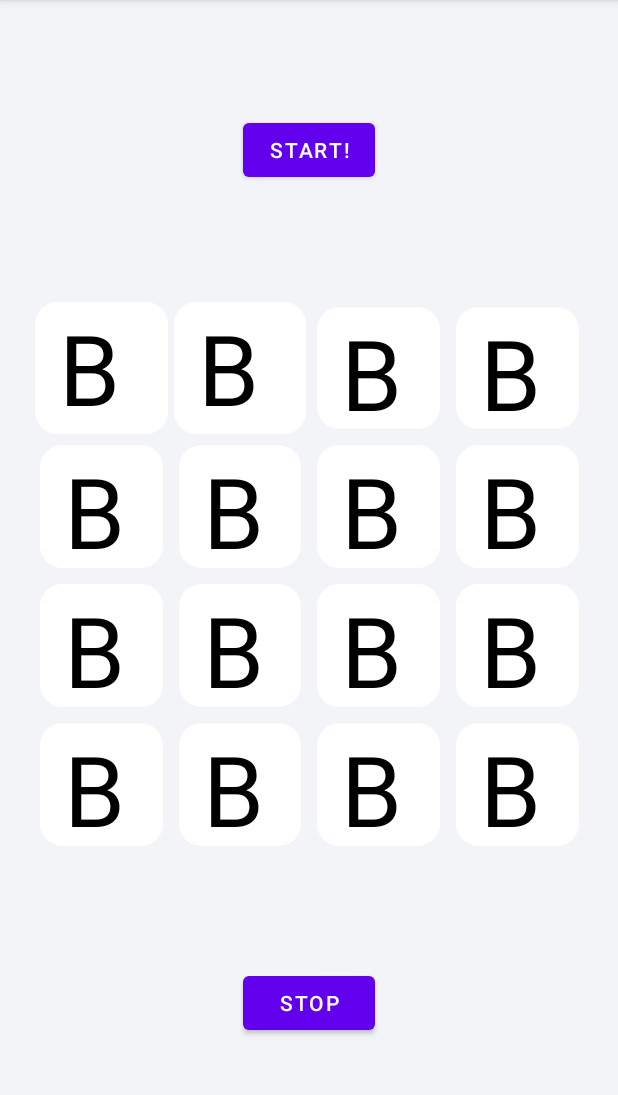
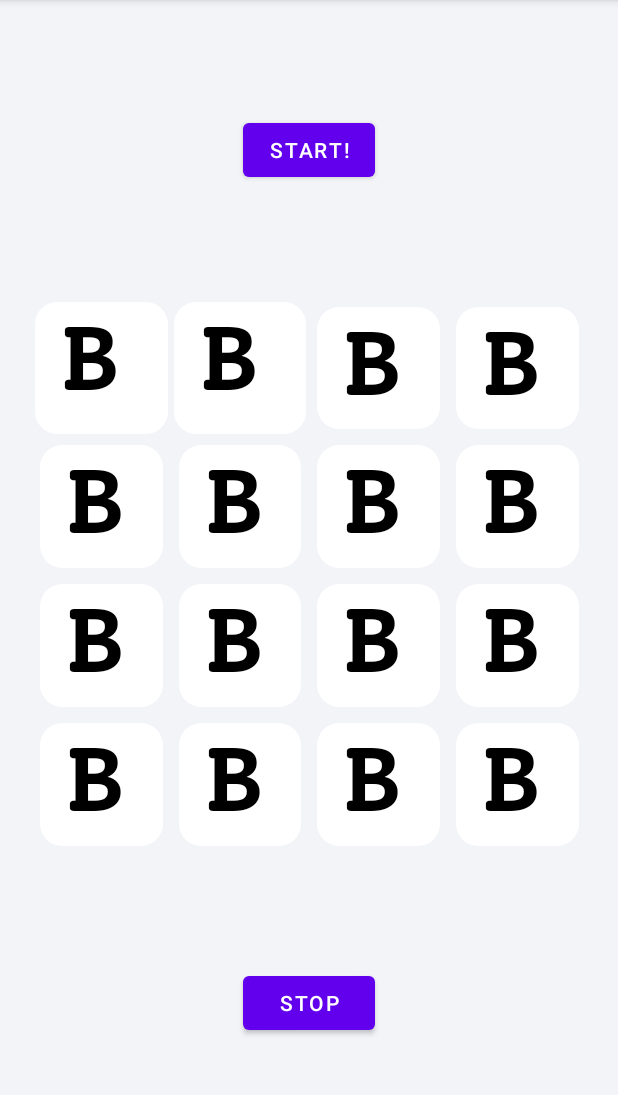
Before and after one commit to tubbmeister/My_Boggle, an Android app: the screen it shows after launch (MainActivity), on a phone screen of 412 x 824 dp, the part 84-1179 px from its top. Run offline under Robolectric (Android 15) with nearby library versions, the phone set to English and light mode, and no system bars.

Commit message:
Eighth all cubes filled great success

```diff
--- a/app/src/main/java/com/example/myboggle/MainActivity.java
+++ b/app/src/main/java/com/example/myboggle/MainActivity.java
@@ -349,6 +349,7 @@ public void Start(View view) {
     // Tube_Array_Choice_Int=Integer.valueOf(Tube_Array_Choice.getText()toString));
     // Sel_Letter = r.getStringArray(Tube_Array_Choice_Int);
     Tile = items[randomNum6];
+
     text_16.setText(Tile);
     randomNum4 = rand.nextInt(3 - 0 + 1); //creates random angle for displayed letter
     Angle = Top_1[randomNum4]; //chooses from 4 options
--- a/app/src/main/res/layout/activity_main.xml
+++ b/app/src/main/res/layout/activity_main.xml
@@ -35,17 +35,19 @@
 
             <RelativeLayout
                 android:layout_width="match_parent"
-                android:layout_height="match_parent">
+                android:layout_height="match_parent"
+                >
 
                 <TextView
                     android:id="@+id/Cube_1"
+                    android:fontFamily="@font/solway_bold"
                     android:layout_width="match_parent"
                     android:layout_height="match_parent"
                     android:layout_centerInParent="true"
                     android:background="@color/white"
                     android:text=" B"
                     android:textColor="@color/black"
-                    android:textSize="65dp" />
+                    android:textSize="60dp" />
 
 
             </RelativeLayout>
@@ -69,13 +71,14 @@
 
                 <TextView
                     android:id="@+id/Cube_2"
+                    android:fontFamily="@font/solway_bold"
                     android:layout_width="match_parent"
                     android:layout_height="match_parent"
                     android:layout_centerInParent="true"
                     android:background="@color/white"
                     android:text=" B"
                     android:textColor="@color/black"
-                    android:textSize="65dp" />
+                    android:textSize="60dp" />
 
 
             </RelativeLayout>
@@ -99,13 +102,14 @@
 
                 <TextView
                     android:id="@+id/Cube_3"
+                    android:fontFamily="@font/solway_bold"
                     android:layout_width="match_parent"
                     android:layout_height="match_parent"
                     android:layout_centerInParent="true"
                     android:background="@color/white"
                     android:text=" B"
                     android:textColor="@color/black"
-                    android:textSize="65dp" />
+                    android:textSize="60dp"/>
 
 
 
@@ -130,13 +134,14 @@
 
                 <TextView
                     android:id="@+id/Cube_4"
+                    android:fontFamily="@font/solway_bold"
                     android:layout_width="match_parent"
                     android:layout_height="match_parent"
                     android:layout_centerInParent="true"
                     android:background="@color/white"
                     android:text=" B"
                     android:textColor="@color/black"
-                    android:textSize="65dp" />
+                    android:textSize="60dp" />
 
 
 
@@ -161,13 +166,14 @@
 
                 <TextView
                     android:id="@+id/Cube_5"
+                    android:fontFamily="@font/solway_bold"
                     android:layout_width="match_parent"
                     android:layout_height="match_parent"
                     android:layout_centerInParent="true"
                     android:background="@color/white"
                     android:text=" B"
                     android:textColor="@color/black"
-                    android:textSize="65dp" />
+                    android:textSize="60dp" />
 
 
 
@@ -192,13 +198,14 @@
 
                 <TextView
                     android:id="@+id/Cube_6"
+                    android:fontFamily="@font/solway_bold"
                     android:layout_width="match_parent"
                     android:layout_height="match_parent"
                     android:layout_centerInParent="true"
                     android:background="@color/white"
                     android:text=" B"
                     android:textColor="@color/black"
-                    android:textSize="65dp" />
+                    android:textSize="60dp" />
 
 
 
@@ -223,13 +230,14 @@
 
                 <TextView
                     android:id="@+id/Cube_7"
+                    android:fontFamily="@font/solway_bold"
                     android:layout_width="match_parent"
                     android:layout_height="match_parent"
                     android:layout_centerInParent="true"
                     android:background="@color/white"
                     android:text=" B"
                     android:textColor="@color/black"
-                    android:textSize="65dp" />
+                    android:textSize="60dp"/>
 
 
 
@@ -254,13 +262,14 @@
 
                 <TextView
                     android:id="@+id/Cube_8"
+                    android:fontFamily="@font/solway_bold"
                     android:layout_width="match_parent"
                     android:layout_height="match_parent"
                     android:layout_centerInParent="true"
                     android:background="@color/white"
                     android:text=" B"
                     android:textColor="@color/black"
-                    android:textSize="65dp" />
+                    android:textSize="60dp"/>
 
 
 
@@ -285,13 +294,14 @@
 
                 <TextView
                     android:id="@+id/Cube_9"
+                    android:fontFamily="@font/solway_bold"
                     android:layout_width="match_parent"
                     android:layout_height="match_parent"
                     android:layout_centerInParent="true"
                     android:background="@color/white"
                     android:text=" B"
                     android:textColor="@color/black"
-                    android:textSize="65dp" />
+                    android:textSize="60dp" />
 
 
 
@@ -316,13 +326,14 @@
 
                 <TextView
                     android:id="@+id/Cube_10"
+                    android:fontFamily="@font/solway_bold"
                     android:layout_width="match_parent"
                     android:layout_height="match_parent"
                     android:layout_centerInParent="true"
                     android:background="@color/white"
                     android:text=" B"
                     android:textColor="@color/black"
-                    android:textSize="65dp" />
+                    android:textSize="60dp" />
 
 
 
@@ -347,13 +358,14 @@
 
                 <TextView
                     android:id="@+id/Cube_11"
+                    android:fontFamily="@font/solway_bold"
                     android:layout_width="match_parent"
                     android:layout_height="match_parent"
                     android:layout_centerInParent="true"
                     android:background="@color/white"
                     android:text=" B"
                     android:textColor="@color/black"
-                    android:textSize="65dp" />
+                    android:textSize="60dp" />
 
 
 
@@ -378,13 +390,14 @@
 
                 <TextView
                     android:id="@+id/Cube_12"
+                    android:fontFamily="@font/solway_bold"
                     android:layout_width="match_parent"
                     android:layout_height="match_parent"
                     android:layout_centerInParent="true"
                     android:background="@color/white"
                     android:text=" B"
                     android:textColor="@color/black"
-                    android:textSize="65dp" />
+                    android:textSize="60dp"/>
 
 
 
@@ -410,13 +423,14 @@
 
                 <TextView
                     android:id="@+id/Cube_13"
+                    android:fontFamily="@font/solway_bold"
                     android:layout_width="match_parent"
                     android:layout_height="match_parent"
                     android:layout_centerInParent="true"
                     android:background="@color/white"
                     android:text=" B"
                     android:textColor="@color/black"
-                    android:textSize="65dp" />
+                    android:textSize="60dp" />
             </RelativeLayout>
 
 
@@ -438,13 +452,14 @@
 
                 <TextView
                     android:id="@+id/Cube_14"
+                    android:fontFamily="@font/solway_bold"
                     android:layout_width="match_parent"
                     android:layout_height="match_parent"
                     android:layout_centerInParent="true"
                     android:background="@color/white"
                     android:text=" B"
                     android:textColor="@color/black"
-                    android:textSize="65dp" />
+                    android:textSize="60dp" />
 
 
 
@@ -469,13 +484,14 @@
 
                 <TextView
                     android:id="@+id/Cube_15"
+                    android:fontFamily="@font/solway_bold"
                     android:layout_width="match_parent"
                     android:layout_height="match_parent"
                     android:layout_centerInParent="true"
                     android:background="@color/white"
                     android:text=" B"
                     android:textColor="@color/black"
-                    android:textSize="65dp" />
+                    android:textSize="60dp" />
 
 
 
@@ -500,13 +516,14 @@
 
                 <TextView
                     android:id="@+id/Cube_16"
+                    android:fontFamily="@font/solway_bold"
                     android:layout_width="match_parent"
                     android:layout_height="match_parent"
                     android:layout_centerInParent="true"
                     android:background="@color/white"
                     android:text=" B"
                     android:textColor="@color/black"
-                    android:textSize="65dp" />
+                    android:textSize="60dp" />
 
 
             </RelativeLayout>
```
Also changed, not shown: app/src/main/res/font/courier_prime_sans_bold.ttf (added), app/src/main/res/font/solway_bold.ttf (added).
